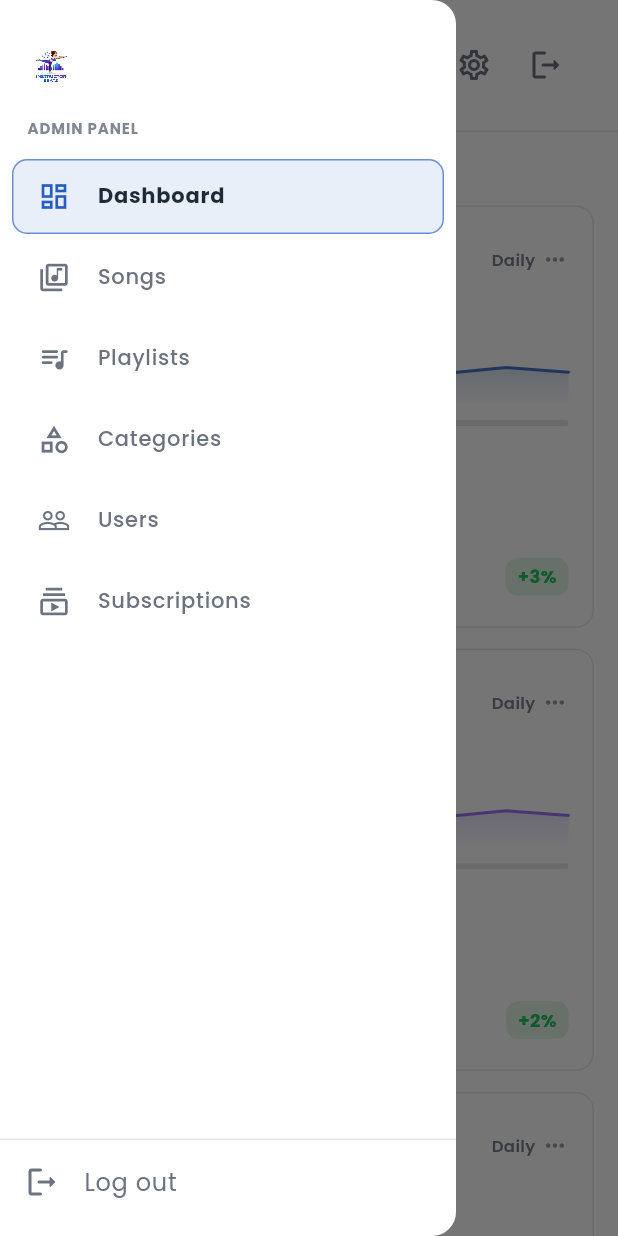
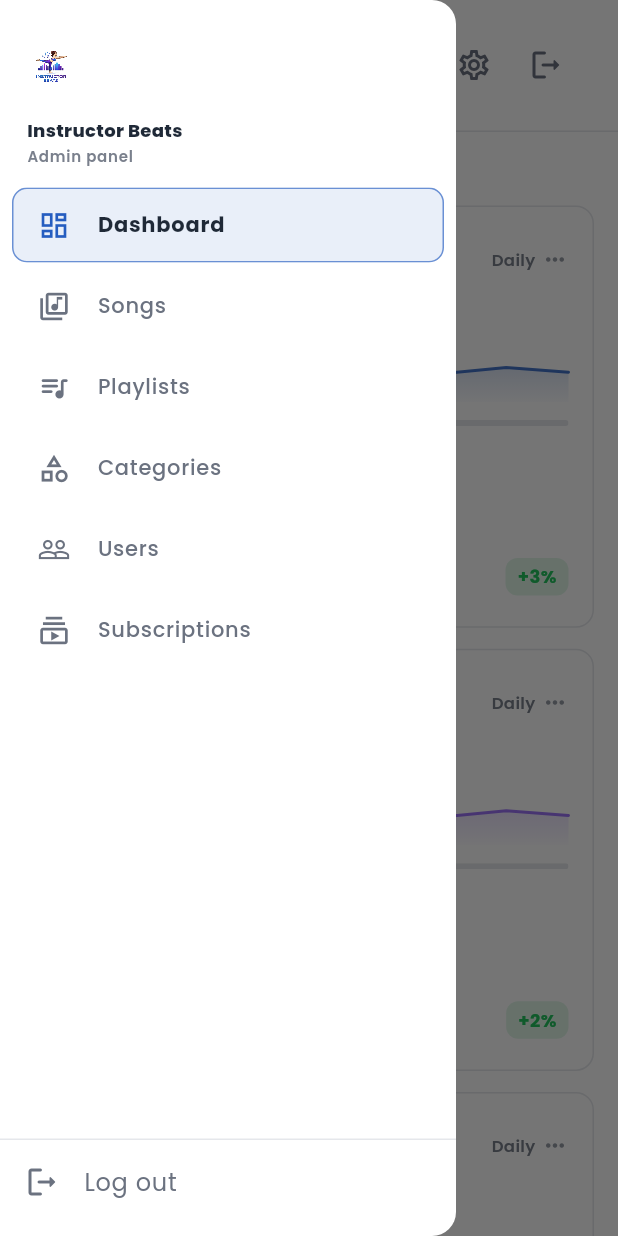
Before and after one commit to SherAliKhattak/instructor_beats_admin, a Flutter app: the AdminShellView screen opened by its route, with the side drawer open, on a phone screen of 412 x 824 dp. Run offline on Flutter 3.47's test engine with Material 3 defaults, Android fonts, the phone set to English and light mode, and no system bars; our stand-ins replace cloud_firestore, cloud_functions, file_picker, firebase_auth, firebase_core, firebase_storage and 2 more; accounts and stored records are empty.

Commit message:
Code Pushed

```diff
--- a/lib/features/shell/views/admin_shell_view.dart
+++ b/lib/features/shell/views/admin_shell_view.dart
@@ -280,15 +280,32 @@ class _SidebarNav extends StatelessWidget {
         ),
         Padding(
           padding: const EdgeInsets.fromLTRB(18, 0, 18, 14),
-          child: Text(
-            expanded ? 'ADMIN PANEL' : '',
-            style: TextStyle(
-              letterSpacing: 0.6,
-              fontSize: 10,
-              fontWeight: FontWeight.w700,
-              color: DashColors.textMuted.withValues(alpha: 0.85),
-            ),
-          ),
+          child: expanded
+              ? Column(
+                  crossAxisAlignment: CrossAxisAlignment.start,
+                  children: [
+                    Text(
+                      'Instructor Beats',
+                      style: TextStyle(
+                        letterSpacing: 0.2,
+                        fontSize: 12,
+                        fontWeight: FontWeight.w800,
+                        color: DashColors.textPrimary,
+                      ),
+                    ),
+                    const SizedBox(height: 2),
+                    Text(
+                      'Admin panel',
+                      style: TextStyle(
+                        letterSpacing: 0.5,
+                        fontSize: 10,
+                        fontWeight: FontWeight.w600,
+                        color: DashColors.textMuted.withValues(alpha: 0.9),
+                      ),
+                    ),
+                  ],
+                )
+              : const SizedBox.shrink(),
         ),
         Expanded(
           child: ListView(
--- a/lib/main.dart
+++ b/lib/main.dart
@@ -4,6 +4,7 @@
 import 'package:flutter/material.dart';
 import 'package:get/get.dart';
 import 'package:firebase_core/firebase_core.dart';
+import 'package:instructor_beats_admin/core/initial_session.dart';
 import 'package:instructor_beats_admin/routes/app_pages.dart';
 import 'package:instructor_beats_admin/routes/app_routes.dart';
 import 'package:instructor_beats_admin/routes/initial_binding.dart';
@@ -15,20 +16,27 @@ Future<void> main() async {
   await Firebase.initializeApp(
     options: DefaultFirebaseOptions.currentPlatform,
   );
-  runApp(const InstructorBeatsAdminApp());
+  await InitialSession.resolve();
+  runApp(InstructorBeatsAdminApp(
+    initialRoute: InitialSession.startAsAdminSession
+        ? AppRoutes.admin
+        : AppRoutes.login,
+  ));
 }
 
 class InstructorBeatsAdminApp extends StatelessWidget {
-  const InstructorBeatsAdminApp({super.key});
+  const InstructorBeatsAdminApp({super.key, required this.initialRoute});
+
+  final String initialRoute;
 
   @override
   Widget build(BuildContext context) {
     return GetMaterialApp(
-      title: 'Instructor Beats Admin',
+      title: 'Instructor Beats · Admin',
       debugShowCheckedModeBanner: false,
       theme: AppTheme.light,
       initialBinding: InitialBinding(),
-      initialRoute: AppRoutes.login,
+      initialRoute: initialRoute,
       getPages: AppPages.pages,
     );
   }
--- a/lib/routes/initial_binding.dart
+++ b/lib/routes/initial_binding.dart
@@ -23,6 +23,6 @@ class InitialBinding extends Bindings {
     Get.put(ConsumerUserAuthService(), permanent: true);
     Get.put(AdminDataController(), permanent: true);
     Get.put(AuthService(), permanent: true);
-    Get.put(AuthController(), permanent: true);
+    Get.put(AuthController(), permanent: true); // auth stream must survive route changes
   }
 }
```
Also changed, not shown: lib/core/deferred_snackbar.dart (+7 -0 lines), lib/core/initial_session.dart (added, +36 -0 lines), lib/features/auth/controllers/auth_controller.dart (+91 -10 lines), lib/features/songs/views/songs_view.dart (+15 -3 lines), 1 other file.
